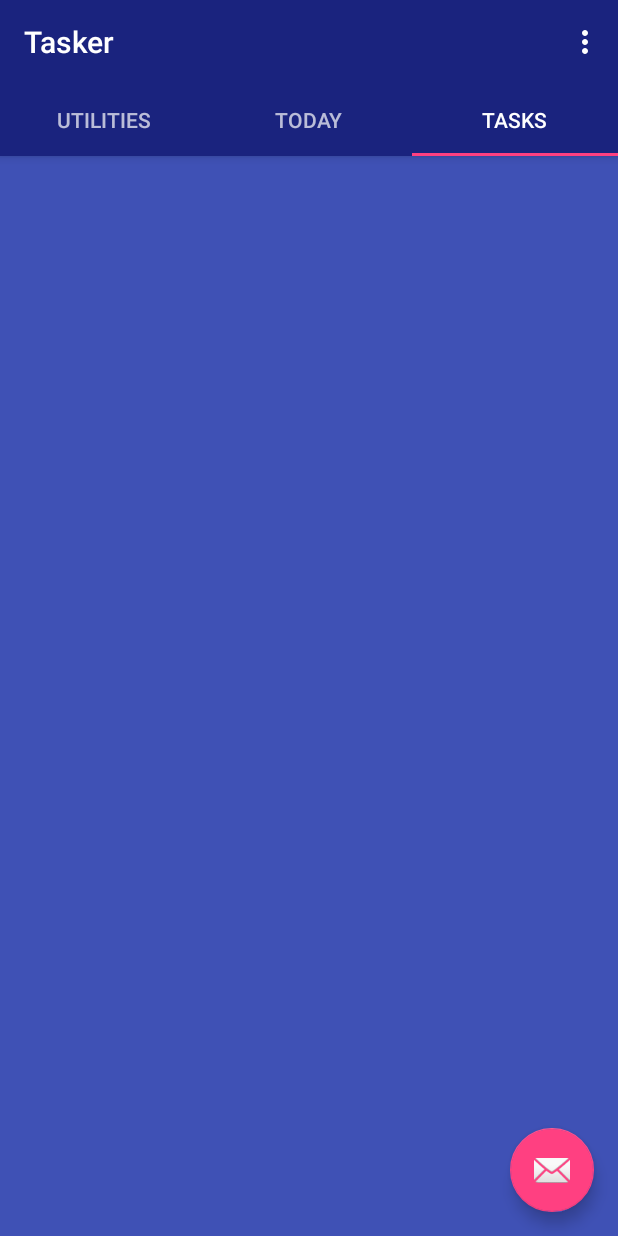
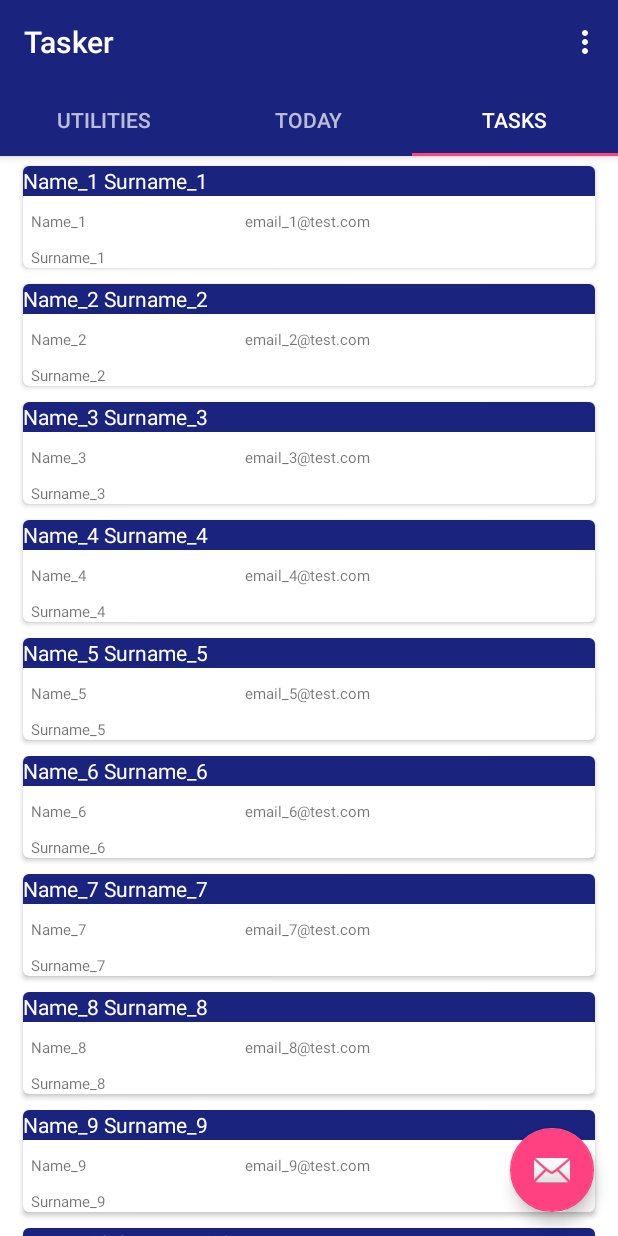
Before and after one commit to sandilyab/androidapp, an Android app: the screen it shows after launch (MainActivity), tab 3 chosen, on a phone screen of 412 x 824 dp. Run offline under Robolectric (Android 15) with nearby library versions, the phone set to English and light mode, and no system bars.

Commit message:
Implemented dummy recycler+card view for tasks

```diff
--- a/app/src/main/AndroidManifest.xml
+++ b/app/src/main/AndroidManifest.xml
@@ -14,7 +14,7 @@
         android:icon="@mipmap/ic_launcher"
         android:label="@string/app_name"
         android:supportsRtl="true"
-        android:theme="@style/AppTheme">
+        android:theme="@style/Theme.AppCompat.Light">
         <activity
             android:name=".MainActivity"
             android:allowBackup="true"
--- /dev/null
+++ b/app/src/main/java/com/example/sandilya/myfirstapp/ContactAdapter.java
@@ -0,0 +1,61 @@
+package com.example.sandilya.myfirstapp;
+
+import android.support.v7.widget.RecyclerView;
+import android.view.LayoutInflater;
+import android.view.View;
+import android.view.ViewGroup;
+import android.widget.TextView;
+
+import java.util.List;
+
+/**
+ * Created by Sandilya on 1/8/2017.
+ */
+
+public class ContactAdapter extends RecyclerView.Adapter<ContactAdapter.ContactViewHolder> {
+
+    private List<ContactInfo> contactList;
+
+    public ContactAdapter(List<ContactInfo> contactList) {
+        this.contactList = contactList;
+    }
+
+    @Override
+    public int getItemCount() {
+        return contactList.size();
+    }
+
+    @Override
+    public void onBindViewHolder(ContactViewHolder contactViewHolder, int i) {
+        ContactInfo ci = contactList.get(i);
+        contactViewHolder.vName.setText(ci.name);
+        contactViewHolder.vSurname.setText(ci.surname);
+        contactViewHolder.vEmail.setText(ci.email);
+        contactViewHolder.vTitle.setText(ci.name + " " + ci.surname);
+    }
+
+    @Override
+    public ContactViewHolder onCreateViewHolder(ViewGroup viewGroup, int i) {
+        View itemView = LayoutInflater.
+                from(viewGroup.getContext()).
+                inflate(R.layout.task_list, viewGroup, false);
+
+        return new ContactViewHolder(itemView);
+    }
+
+    public static class ContactViewHolder extends RecyclerView.ViewHolder {
+        protected TextView vName;
+        protected TextView vSurname;
+        protected TextView vEmail;
+        protected TextView vTitle;
+
+        public ContactViewHolder(View v) {
+            super(v);
+            vName =  (TextView) v.findViewById(R.id.txtName);
+            vSurname = (TextView)  v.findViewById(R.id.txtSurname);
+            vEmail = (TextView)  v.findViewById(R.id.txtEmail);
+            vTitle = (TextView) v.findViewById(R.id.title);
+        }
+    }
+
+}
--- /dev/null
+++ b/app/src/main/java/com/example/sandilya/myfirstapp/ContactInfo.java
@@ -0,0 +1,14 @@
+package com.example.sandilya.myfirstapp;
+
+/**
+ * Created by Sandilya on 1/8/2017.
+ */
+
+public class ContactInfo {
+    protected String name;
+    protected String surname;
+    protected String email;
+    protected static final String NAME_PREFIX = "Name_";
+    protected static final String SURNAME_PREFIX = "Surname_";
+    protected static final String EMAIL_PREFIX = "email_";
+}
--- a/app/src/main/java/com/example/sandilya/myfirstapp/MainActivity.java
+++ b/app/src/main/java/com/example/sandilya/myfirstapp/MainActivity.java
@@ -37,6 +37,7 @@ import android.view.Menu;
 import android.view.MenuItem;
 import android.widget.Button;
 import android.widget.DatePicker;
+import android.widget.EditText;
 import android.widget.NumberPicker;
 import android.widget.TextView;
 import android.widget.Toast;
@@ -147,6 +148,28 @@ public class MainActivity extends AppCompatActivity {
             }
         });
 
+        fab.setOnClickListener(new View.OnClickListener() {
+            @Override
+            public void onClick(View view) {
+                Snackbar.make(view, "To Do list coming soon", Snackbar.LENGTH_LONG)
+                        .setAction("Action", null).show();
+                final EditText taskEditText = new EditText(getApplicationContext());
+                AlertDialog dialog = new AlertDialog.Builder(MainActivity.this)
+                        .setTitle("Add a new task")
+                        .setMessage("What do you want to do next?")
+                        .setView(taskEditText)
+                        .setPositiveButton("Add", new DialogInterface.OnClickListener() {
+                            @Override
+                            public void onClick(DialogInterface dialog, int which) {
+                                String task = String.valueOf(taskEditText.getText());
+                                Log.d("S", "Task to add: " + task);
+                            }
+                        })
+                        .setNegativeButton("Cancel", null)
+                        .create();
+                dialog.show();
+            }
+        });
 
         LocationManager lm = (LocationManager)getSystemService(LOCATION_SERVICE);
         Criteria criteria = new Criteria();
--- a/app/src/main/java/com/example/sandilya/myfirstapp/TabFragment2.java
+++ b/app/src/main/java/com/example/sandilya/myfirstapp/TabFragment2.java
@@ -84,11 +84,12 @@ public class TabFragment2 extends Fragment {
 
 
         swipeLayout = (SwipeRefreshLayout) v.findViewById(R.id.swipe_container);
+        swipeLayout.setColorSchemeResources(R.color.blue, R.color.green, R.color.orange);
         swipeLayout.setOnRefreshListener(new SwipeRefreshLayout.OnRefreshListener(){
             @Override
             public void onRefresh() {
                // final View v = inflater.inflate(R.layout.fragment_tab_fragment2, container, false);
-                Toast.makeText(getContext(), "Refreshing", Toast.LENGTH_SHORT).show();
+                //Toast.makeText(getContext(), "Refreshing", Toast.LENGTH_SHORT).show();
                 SetWeather(getView());
                 SetWeatherForecast(getView());
                 if(swipeLayout.isRefreshing()) {
--- a/app/src/main/java/com/example/sandilya/myfirstapp/TabFragment3.java
+++ b/app/src/main/java/com/example/sandilya/myfirstapp/TabFragment3.java
@@ -4,9 +4,15 @@ import android.content.Context;
 import android.net.Uri;
 import android.os.Bundle;
 import android.support.v4.app.Fragment;
+import android.support.v7.widget.LinearLayoutManager;
+import android.support.v7.widget.RecyclerView;
 import android.view.LayoutInflater;
 import android.view.View;
 import android.view.ViewGroup;
+import android.widget.TextView;
+
+import java.util.ArrayList;
+import java.util.List;
 
 
 /**
@@ -48,7 +54,19 @@ public class TabFragment3 extends Fragment {
     public View onCreateView(LayoutInflater inflater, ViewGroup container,
                              Bundle savedInstanceState) {
         // Inflate the layout for this fragment
-        return inflater.inflate(R.layout.fragment_tab_fragment3, container, false);
+        final View v = inflater.inflate(R.layout.fragment_tab_fragment3, container, false);
+
+        RecyclerView recList = (RecyclerView) v.findViewById(R.id.cardList);
+        //recList.setHasFixedSize(true);
+        LinearLayoutManager llm = new LinearLayoutManager(getActivity());
+        llm.setOrientation(LinearLayoutManager.VERTICAL);
+        recList.setLayoutManager(llm);
+
+        ContactAdapter ca = new ContactAdapter(createList(30));
+        recList.setAdapter(ca);
+
+
+        return v;
     }
 
 
@@ -67,4 +85,20 @@ public class TabFragment3 extends Fragment {
         // TODO: Update argument type and name
         void onFragmentInteraction(Uri uri);
     }
+
+    private List<ContactInfo> createList(int size) {
+
+        List<ContactInfo> result = new ArrayList<ContactInfo>();
+        for (int i=1; i <= size; i++) {
+            ContactInfo ci = new ContactInfo();
+            ci.name = ContactInfo.NAME_PREFIX + i;
+            ci.surname = ContactInfo.SURNAME_PREFIX + i;
+            ci.email = ContactInfo.EMAIL_PREFIX + i + "@test.com";
+
+            result.add(ci);
+
+        }
+
+        return result;
+    }
 }
--- a/app/src/main/res/layout/card_view_forecast.xml
+++ b/app/src/main/res/layout/card_view_forecast.xml
@@ -18,6 +18,8 @@
         android:layout_marginRight="20dp"
         card_view:cardUseCompatPadding="true"
         card_view:cardElevation="4dp"
+        android:foreground="?android:attr/selectableItemBackground"
+        android:clickable="true"
         >
 
         <TextView
@@ -172,6 +174,7 @@
         android:layout_marginRight="20dp"
         android:clickable="true"
         android:onClick="onClickHandler"
+        android:foreground="?android:attr/selectableItemBackground"
         >
         <RelativeLayout
             android:layout_width="match_parent"
--- a/app/src/main/res/layout/fragment_tab_fragment3.xml
+++ b/app/src/main/res/layout/fragment_tab_fragment3.xml
@@ -2,6 +2,7 @@
     xmlns:tools="http://schemas.android.com/tools"
     android:layout_width="match_parent"
     android:layout_height="match_parent"
+    android:background="#FFFF"
     tools:context="com.example.sandilya.myfirstapp.TabFragment3">
 
     <!-- TODO: Update blank fragment layout -->
@@ -10,4 +11,12 @@
         android:layout_height="match_parent"
         android:text="@string/hello_blank_fragment" />
 
+    <android.support.v7.widget.RecyclerView
+        android:id="@+id/cardList"
+        android:layout_width="match_parent"
+        android:layout_height="match_parent"
+        android:fitsSystemWindows="true"
+        android:layout_marginTop="105dp"
+        />
+
 </FrameLayout>
--- a/app/src/main/res/layout/swipe_refresh_layout_weather.xml
+++ b/app/src/main/res/layout/swipe_refresh_layout_weather.xml
@@ -11,6 +11,9 @@
     <RelativeLayout
         android:layout_width="match_parent"
         android:layout_height="match_parent"
+        android:foreground="?android:attr/selectableItemBackground"
+        android:background="?android:attr/selectableItemBackground"
+        android:clickable="true"
         >
 
         <TextView
--- /dev/null
+++ b/app/src/main/res/layout/task_list.xml
@@ -0,0 +1,65 @@
+<?xml version="1.0" encoding="utf-8"?>
+<android.support.v7.widget.CardView
+    xmlns:card_view="http://schemas.android.com/apk/res-auto"
+    xmlns:android="http://schemas.android.com/apk/res/android"
+    android:id="@+id/card_view"
+    android:layout_width="match_parent"
+    android:layout_height="wrap_content"
+    card_view:cardCornerRadius="4dp"
+    android:layout_marginTop="5dp"
+    android:layout_marginBottom="5dp"
+    android:layout_marginRight="15dp"
+    android:layout_marginLeft="15dp"
+    android:fitsSystemWindows="true"
+    >
+
+    <RelativeLayout
+        android:layout_width="match_parent"
+        android:layout_height="wrap_content"
+        >
+
+        <TextView
+            android:id="@+id/title"
+            android:layout_width="match_parent"
+            android:layout_height="20dp"
+            android:text="contact det"
+            android:background="@color/colorPrimaryDark"
+            android:gravity="center_vertical"
+            android:textColor="@android:color/white"
+            android:textSize="14dp"/>
+
+        <TextView
+            android:id="@+id/txtName"
+            android:layout_width="wrap_content"
+            android:layout_height="wrap_content"
+            android:text="Name"
+            android:gravity="center_vertical"
+            android:textSize="10dp"
+            android:layout_below="@id/title"
+            android:layout_marginTop="10dp"
+            android:layout_marginLeft="5dp"/>
+
+        <TextView
+            android:id="@+id/txtSurname"
+            android:layout_width="wrap_content"
+            android:layout_height="wrap_content"
+            android:text="Surname"
+            android:gravity="center_vertical"
+            android:textSize="10dp"
+            android:layout_below="@id/txtName"
+            android:layout_marginTop="10dp"
+            android:layout_marginLeft="5dp"/>
+
+        <TextView
+            android:id="@+id/txtEmail"
+            android:layout_width="wrap_content"
+            android:layout_height="wrap_content"
+            android:text="Email"
+            android:textSize="10dp"
+            android:layout_marginTop="10dp"
+            android:layout_alignParentRight="true"
+            android:layout_marginRight="150dp"
+            android:layout_alignBaseline="@id/txtName"/>
+
+    </RelativeLayout>
+</android.support.v7.widget.CardView>
--- /dev/null
+++ b/app/src/main/res/layout/task_recycler.xml
@@ -0,0 +1,16 @@
+<?xml version="1.0" encoding="utf-8"?>
+<RelativeLayout xmlns:android="http://schemas.android.com/apk/res/android"
+    xmlns:tools="http://schemas.android.com/tools"
+    android:layout_width="match_parent"
+    android:layout_height="match_parent"
+    android:paddingLeft="@dimen/activity_horizontal_margin"
+    android:paddingRight="@dimen/activity_horizontal_margin"
+    android:paddingTop="@dimen/activity_vertical_margin"
+    android:paddingBottom="@dimen/activity_vertical_margin"
+    >
+    <android.support.v7.widget.RecyclerView
+        android:id="@+id/cardList"
+        android:layout_width="match_parent"
+        android:layout_height="wrap_content"
+        />
+</RelativeLayout>
--- a/app/src/main/res/values-v21/styles.xml
+++ b/app/src/main/res/values-v21/styles.xml
@@ -23,7 +23,7 @@
         <item name="android:windowSharedElementExitTransition">@android:transition/move</item>
 
     </style>
-    <style name="DialogTheme">
+    <style name="DialogTheme" parent="Theme.AppCompat.Dialog">
         <item name="android:windowEnterAnimation">@anim/slide_top</item>
         <item name="android:windowExitAnimation">@anim/slide_bottom</item>
     </style>
--- a/app/src/main/res/values/colors.xml
+++ b/app/src/main/res/values/colors.xml
@@ -5,4 +5,8 @@
     <color name="colorPrimaryDark1">#0d47a1</color>
     <color name="colorAccent">#ff4081</color>
     <color name="cloudy">#c5cae9</color>
+
+    <color name="orange">#FF9900</color>
+    <color name="green">#009900</color>
+    <color name="blue">#000099</color>
 </resources>
--- a/app/src/main/res/values/styles.xml
+++ b/app/src/main/res/values/styles.xml
@@ -8,7 +8,7 @@
         <item name="colorAccent">@color/colorAccent</item>
     </style>
 
-    <style name="AppTheme.NoActionBar">
+    <style name="AppTheme.NoActionBar" parent="Theme.AppCompat.Light.DarkActionBar">
         <item name="windowActionBar">false</item>
         <item name="windowNoTitle">true</item>
         <item name="colorButtonNormal">@color/colorPrimaryDark</item>
```
